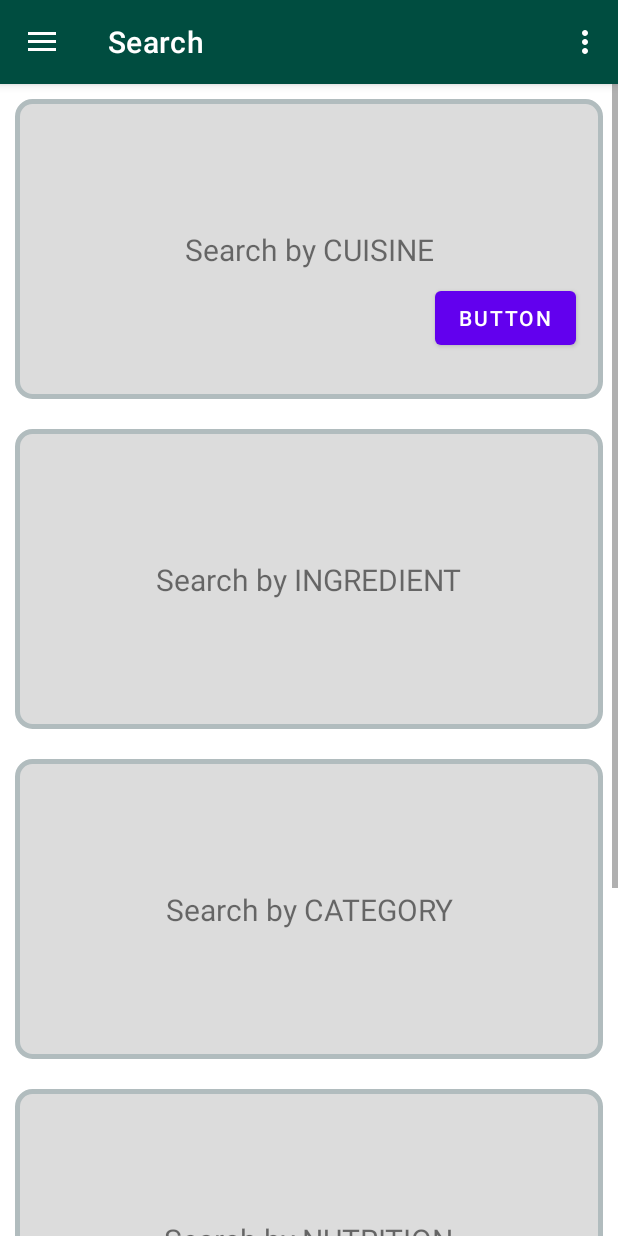
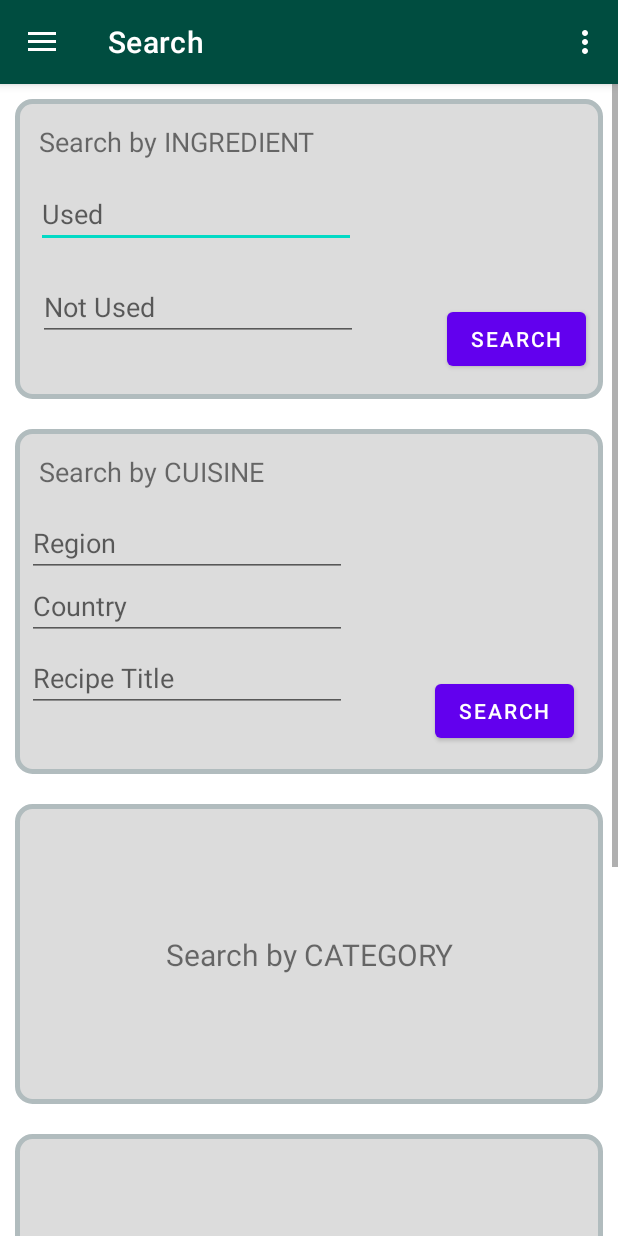
Before and after one commit to mbasil09/RecipeDB, an Android app: the screen it shows after launch (MainActivity), in the side drawer, after a tap on "Search", on a phone screen of 412 x 824 dp. Run offline under Robolectric (Android 15) with nearby library versions, the phone set to English and light mode, and no system bars; our stand-ins replace navigation-ui.

Commit message:
newewr lib

```diff
--- a/app/src/main/AndroidManifest.xml
+++ b/app/src/main/AndroidManifest.xml
@@ -1,6 +1,7 @@
 <?xml version="1.0" encoding="utf-8"?>
 <manifest xmlns:android="http://schemas.android.com/apk/res/android"
     package="com.example.recipedbnew">
+    <uses-permission android:name="android.permission.INTERNET"/>
 
     <application
         android:allowBackup="true"
--- /dev/null
+++ b/app/src/main/java/com/example/recipedbnew/AsyncResponse.java
@@ -0,0 +1,5 @@
+package com.example.recipedbnew;
+
+public interface AsyncResponse {
+    void processFinish(String output);
+}
--- a/app/src/main/java/com/example/recipedbnew/ui/gallery/SearchFragment.java
+++ b/app/src/main/java/com/example/recipedbnew/ui/gallery/SearchFragment.java
@@ -1,19 +1,35 @@
 package com.example.recipedbnew.ui.gallery;
 
+import android.graphics.Bitmap;
+import android.graphics.BitmapFactory;
+import android.os.AsyncTask;
 import android.os.Bundle;
+import android.transition.AutoTransition;
+import android.transition.TransitionManager;
 import android.util.Log;
 import android.view.LayoutInflater;
 import android.view.View;
 import android.view.ViewGroup;
 import android.widget.Button;
+import android.widget.EditText;
+import android.widget.ImageView;
+import android.widget.LinearLayout;
 import android.widget.TextView;
 
 import androidx.annotation.NonNull;
+import androidx.cardview.widget.CardView;
 import androidx.fragment.app.Fragment;
 import androidx.lifecycle.ViewModelProvider;
 
+import com.example.recipedbnew.AsyncResponse;
+import com.example.recipedbnew.BackgroundConnector;
 import com.example.recipedbnew.R;
 import com.example.recipedbnew.databinding.FragmentSearchBinding;
+
+import org.json.JSONException;
+import org.json.JSONObject;
+
+import java.io.InputStream;
 
 public class SearchFragment extends Fragment {
 
@@ -21,17 +37,25 @@ public class SearchFragment extends Fragment {
     private FragmentSearchBinding binding;
     TextView txt1;
     Button searchBtn;
+    Button searchBtn_cuisine;
+    EditText titleTxt;
 
     public View onCreateView(@NonNull LayoutInflater inflater,
                              ViewGroup container, Bundle savedInstanceState) {
+
+        //View root = binding.getRoot();
+        binding = FragmentSearchBinding.inflate(inflater, container, false);
+        View root = binding.getRoot();
         searchViewModel =
                 new ViewModelProvider(this).get(SearchViewModel.class);
 
-        binding = FragmentSearchBinding.inflate(inflater, container, false);
-        View root = binding.getRoot();
+
+
         txt1 = (TextView) root.findViewById(R.id.txt1);
+        titleTxt = (EditText) root.findViewById(R.id.TitleTxt);
         Log.d("here", String.valueOf(txt1.getText()));
         searchBtn = (Button) root.findViewById(R.id.searchBtn);
+
         searchBtn.setOnClickListener(new View.OnClickListener()
         {
             @Override
@@ -41,13 +65,29 @@ public class SearchFragment extends Fragment {
             }
         });
 
-//        final TextView textView = binding.textGallery;
-//        galleryViewModel.getText().observe(getViewLifecycleOwner(), new Observer<String>() {
-//            @Override
-//            public void onChanged(@Nullable String s) {
-//                textView.setText(s);
-//            }
-//        });
+        searchBtn_cuisine = (Button) root.findViewById(R.id.searchBtn_cuisine);
+        searchBtn_cuisine.setOnClickListener(new View.OnClickListener()
+        {
+            @Override
+            public void onClick(View v)
+            {
+                BackgroundConnector bgconnector = new BackgroundConnector(new AsyncResponse() {
+                    @Override
+                    public void processFinish(String output) {
+                        String op = output;
+                        JSONObject jObject = null;
+                        try {
+                            jObject = new JSONObject(op);
+                            txt1.setText(jObject.getString("recipe_title"));
+                            Log.d("here",op);
+                        } catch (JSONException e) {
+                            e.printStackTrace();
+                        }
+                    }
+                });
+                bgconnector.execute("day");
+            }
+        });
         return root;
     }
 
--- a/app/src/main/res/layout/fragment_search.xml
+++ b/app/src/main/res/layout/fragment_search.xml
@@ -24,22 +24,46 @@
                 android:id="@+id/txt1"
                 android:layout_width="wrap_content"
                 android:layout_height="wrap_content"
-                android:text="Search by CUISINE"
-                android:textSize="20dp"
-                app:layout_constraintBottom_toBottomOf="parent"
-                app:layout_constraintLeft_toLeftOf="parent"
-                app:layout_constraintRight_toRightOf="parent"
-                app:layout_constraintTop_toTopOf="parent"
-                tools:layout_editor_absoluteX="121dp"
-                tools:layout_editor_absoluteY="87dp" />
+                android:layout_marginStart="16dp"
+                android:layout_marginTop="16dp"
+                android:text="Search by INGREDIENT"
+                android:textSize="18dp"
+                app:layout_constraintStart_toStartOf="parent"
+                app:layout_constraintTop_toTopOf="parent" />
 
             <Button
                 android:id="@+id/searchBtn"
                 android:layout_width="wrap_content"
                 android:layout_height="wrap_content"
-                android:layout_marginStart="280dp"
-                android:layout_marginTop="122dp"
-                android:text="Button"
+                android:layout_marginStart="288dp"
+                android:layout_marginTop="136dp"
+                android:text="Search"
+                app:layout_constraintStart_toStartOf="parent"
+                app:layout_constraintTop_toTopOf="parent" />
+
+            <EditText
+                android:id="@+id/editTextTextPersonName4"
+                android:layout_width="wrap_content"
+                android:layout_height="wrap_content"
+                android:layout_marginStart="14dp"
+                android:layout_marginTop="54dp"
+                android:layout_marginBottom="101dp"
+                android:ems="10"
+                android:hint="Used"
+                android:inputType="textPersonName"
+                app:layout_constraintBottom_toBottomOf="parent"
+                app:layout_constraintStart_toStartOf="parent"
+                app:layout_constraintTop_toTopOf="parent" />
+
+            <EditText
+                android:id="@+id/editTextTextPersonName5"
+                android:layout_width="wrap_content"
+                android:layout_height="wrap_content"
+                android:layout_marginStart="15dp"
+                android:layout_marginTop="116dp"
+                android:ems="10"
+                android:hint="Not Used"
+                android:inputType="textPersonName"
                 app:layout_constraintStart_toStartOf="parent"
                 app:layout_constraintTop_toTopOf="parent" />
 
@@ -47,22 +71,66 @@
 
         <androidx.constraintlayout.widget.ConstraintLayout
             android:layout_width="match_parent"
-            android:layout_height="200dp"
+            android:layout_height="230dp"
+            android:layout_margin="10dp"
             android:background="@drawable/layout_bg"
-            android:layout_margin="10dp"
             tools:context=".ui.home.HomeFragment">
 
             <TextView
                 android:layout_width="wrap_content"
                 android:layout_height="wrap_content"
-                android:text="Search by INGREDIENT"
-                android:textSize="20dp"
-                app:layout_constraintLeft_toLeftOf="parent"
-                app:layout_constraintRight_toRightOf="parent"
-                app:layout_constraintTop_toTopOf="parent"
-                app:layout_constraintBottom_toBottomOf="parent"
-                tools:layout_editor_absoluteX="102dp"
-                tools:layout_editor_absoluteY="87dp" />
+                android:layout_marginStart="16dp"
+                android:layout_marginTop="16dp"
+                android:text="Search by CUISINE"
+                android:textSize="18dp"
+                app:layout_constraintStart_toStartOf="parent"
+                app:layout_constraintTop_toTopOf="parent" />
+
+            <Button
+                android:id="@+id/searchBtn_cuisine"
+                android:layout_width="wrap_content"
+                android:layout_height="wrap_content"
+                android:layout_marginStart="280dp"
+                android:layout_marginTop="164dp"
+                android:text="Search"
+                app:layout_constraintStart_toStartOf="parent"
+                app:layout_constraintTop_toTopOf="parent" />
+
+            <EditText
+                android:id="@+id/RegionTxt"
+                android:layout_width="wrap_content"
+                android:layout_height="wrap_content"
+                android:layout_marginStart="8dp"
+                android:layout_marginTop="53dp"
+                android:ems="10"
+                android:hint="Region"
+                android:inputType="textPersonName"
+                app:layout_constraintStart_toStartOf="parent"
+                app:layout_constraintTop_toTopOf="parent" />
+
+            <EditText
+                android:id="@+id/CountryTxt"
+                android:layout_width="wrap_content"
+                android:layout_height="wrap_content"
+                android:layout_marginStart="8dp"
+                android:layout_marginTop="95dp"
+                android:ems="10"
+                android:hint="Country"
+                android:inputType="textPersonName"
+                app:layout_constraintStart_toStartOf="parent"
+                app:layout_constraintTop_toTopOf="parent" />
+
+            <EditText
+                android:id="@+id/TitleTxt"
+                android:layout_width="wrap_content"
+                android:layout_height="wrap_content"
+                android:layout_marginStart="8dp"
+                android:layout_marginTop="143dp"
+                android:ems="10"
+                android:hint="Recipe Title"
+                android:inputType="textPersonName"
+                app:layout_constraintStart_toStartOf="parent"
+                app:layout_constraintTop_toTopOf="parent" />
         </androidx.constraintlayout.widget.ConstraintLayout>
 
         <androidx.constraintlayout.widget.ConstraintLayout
```
Also changed, not shown: app/src/main/java/com/example/recipedbnew/BackgroundConnector.java (added, +182 -0 lines), app/src/main/java/com/example/recipedbnew/MainActivity.java (+0 -9 lines).
